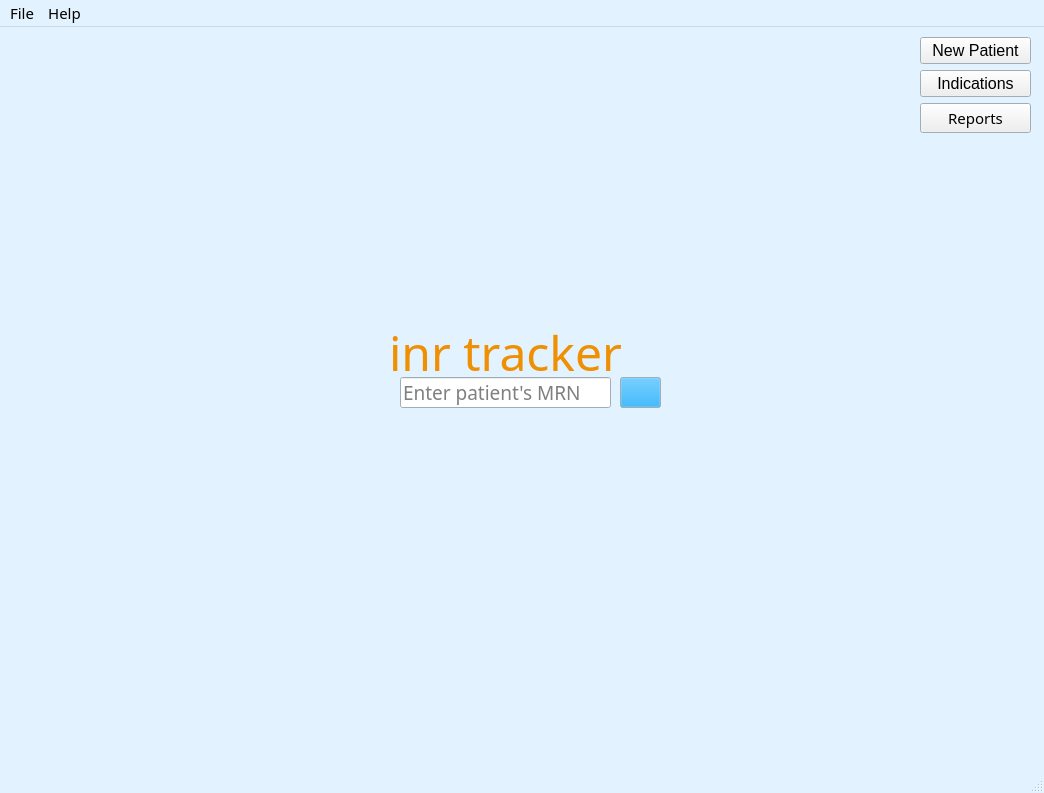
xyang-github/INR_Tracker, file uic/main_ui.ui: the form before one commit.
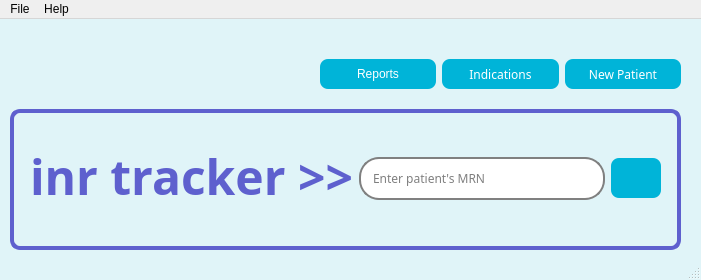
The form after the commit. Icons and pictures are not drawn.

Commit message: Changed gui for main window

Patch:
```diff
--- a/uic/main_ui.ui
+++ b/uic/main_ui.ui
@@ -6,13 +6,28 @@
    <rect>
     <x>0</x>
     <y>0</y>
-    <width>1044</width>
-    <height>793</height>
+    <width>701</width>
+    <height>280</height>
    </rect>
   </property>
+  <property name="sizePolicy">
+   <sizepolicy hsizetype="Fixed" vsizetype="Fixed">
+    <horstretch>0</horstretch>
+    <verstretch>0</verstretch>
+   </sizepolicy>
+  </property>
   <property name="palette">
    <palette>
     <active>
+     <colorrole role="WindowText">
+      <brush brushstyle="SolidPattern">
+       <color alpha="255">
+        <red>3</red>
+        <green>4</green>
+        <blue>94</blue>
+       </color>
+      </brush>
+     </colorrole>
      <colorrole role="Base">
       <brush brushstyle="SolidPattern">
        <color alpha="255">
@@ -25,14 +40,23 @@
      <colorrole role="Window">
       <brush brushstyle="SolidPattern">
        <color alpha="255">
-        <red>226</red>
-        <green>242</green>
-        <blue>255</blue>
+        <red>224</red>
+        <green>244</green>
+        <blue>248</blue>
        </color>
       </brush>
      </colorrole>
     </active>
     <inactive>
+     <colorrole role="WindowText">
+      <brush brushstyle="SolidPattern">
+       <color alpha="255">
+        <red>3</red>
+        <green>4</green>
+        <blue>94</blue>
+       </color>
+      </brush>
+     </colorrole>
      <colorrole role="Base">
       <brush brushstyle="SolidPattern">
        <color alpha="255">
@@ -45,29 +69,38 @@
      <colorrole role="Window">
       <brush brushstyle="SolidPattern">
        <color alpha="255">
-        <red>226</red>
-        <green>242</green>
-        <blue>255</blue>
+        <red>224</red>
+        <green>244</green>
+        <blue>248</blue>
        </color>
       </brush>
      </colorrole>
     </inactive>
     <disabled>
+     <colorrole role="WindowText">
+      <brush brushstyle="SolidPattern">
+       <color alpha="255">
+        <red>120</red>
+        <green>120</green>
+        <blue>120</blue>
+       </color>
+      </brush>
+     </colorrole>
      <colorrole role="Base">
       <brush brushstyle="SolidPattern">
        <color alpha="255">
-        <red>226</red>
-        <green>242</green>
-        <blue>255</blue>
+        <red>224</red>
+        <green>244</green>
+        <blue>248</blue>
        </color>
       </brush>
      </colorrole>
      <colorrole role="Window">
       <brush brushstyle="SolidPattern">
        <color alpha="255">
-        <red>226</red>
-        <green>242</green>
-        <blue>255</blue>
+        <red>224</red>
+        <green>244</green>
+        <blue>248</blue>
        </color>
       </brush>
      </colorrole>
@@ -76,50 +109,212 @@
   </property>
   <property name="font">
    <font>
-    <family>Arial Unicode MS</family>
-    <pointsize>11</pointsize>
+    <family>bodyText</family>
    </font>
   </property>
   <property name="windowTitle">
    <string>INR Tracker</string>
   </property>
+  <property name="styleSheet">
+   <string notr="true">QPushButton {
+	background-color: #00b4d8;
+	color: white;
+	border-radius: 8px;
+	font-family: &quot;Readex Pro&quot;;
+	font: 12px;
+}
+
+QPushButton::hover{
+	border: 3px solid #0077b6;
+}
+
+QLineEdit {
+	border: 2px  solid gray;
+	border-radius: 20px;
+	padding: 10px;
+	font-family:  &quot;Readex Pro&quot;;
+	font: 12px;
+
+}
+
+QLabel#lblTitle {
+	color: #5E60CE;
+	margin-bottom: 5px;
+	font-family: &quot;Righteous&quot;;
+	font-size: 48px;
+	font-weight: bold;
+}</string>
+  </property>
   <widget class="QWidget" name="centralwidget">
-   <widget class="QLabel" name="lblTitle">
+   <property name="palette">
+    <palette>
+     <active/>
+     <inactive/>
+     <disabled/>
+    </palette>
+   </property>
+   <widget class="QWidget" name="layoutWidget">
     <property name="geometry">
      <rect>
-      <x>360</x>
-      <y>300</y>
-      <width>291</width>
+      <x>320</x>
+      <y>30</y>
+      <width>361</width>
       <height>51</height>
      </rect>
     </property>
+    <layout class="QHBoxLayout" name="lytButtons">
+     <item>
+      <widget class="QPushButton" name="btnReports">
+       <property name="minimumSize">
+        <size>
+         <width>0</width>
+         <height>30</height>
+        </size>
+       </property>
+       <property name="text">
+        <string>Reports</string>
+       </property>
+       <property name="icon">
+        <iconset resource="../resource/resource.qrc">
+         <normaloff>:/icon/report.png</normaloff>:/icon/report.png</iconset>
+       </property>
+       <property name="iconSize">
+        <size>
+         <width>20</width>
+         <height>20</height>
+        </size>
+       </property>
+      </widget>
+     </item>
+     <item>
+      <widget class="QPushButton" name="btnIndications">
+       <property name="minimumSize">
+        <size>
+         <width>0</width>
+         <height>30</height>
+        </size>
+       </property>
+       <property name="font">
+        <font>
+         <family>Readex Pro</family>
+         <pointsize>-1</pointsize>
+         <weight>50</weight>
+         <italic>false</italic>
+         <bold>false</bold>
+        </font>
+       </property>
+       <property name="toolTip">
+        <string>Add, edit or delete indications</string>
+       </property>
+       <property name="statusTip">
+        <string>Update indication list</string>
+       </property>
+       <property name="styleSheet">
+        <string notr="true"/>
+       </property>
+       <property name="text">
+        <string>Indications</string>
+       </property>
+       <property name="icon">
+        <iconset resource="../resource/resource.qrc">
+         <normaloff>:/icon/add.png</normaloff>:/icon/add.png</iconset>
+       </property>
+       <property name="iconSize">
+        <size>
+         <width>20</width>
+         <height>20</height>
+        </size>
+       </property>
+       <property name="shortcut">
+        <string>Ctrl+N</string>
+       </property>
+      </widget>
+     </item>
+     <item>
+      <widget class="QPushButton" name="btnNewPatient">
+       <property name="minimumSize">
+        <size>
+         <width>0</width>
+         <height>30</height>
+        </size>
+       </property>
+       <property name="font">
+        <font>
+         <family>Readex Pro</family>
+         <pointsize>-1</pointsize>
+         <weight>50</weight>
+         <italic>false</italic>
+         <bold>false</bold>
+        </font>
+       </property>
+       <property name="toolTip">
+        <string>Create a new patient profile</string>
+       </property>
+       <property name="statusTip">
+        <string>New patient profile</string>
+       </property>
+       <property name="styleSheet">
+        <string notr="true"/>
+       </property>
+       <property name="text">
+        <string>New Patient</string>
+       </property>
+       <property name="icon">
+        <iconset resource="../resource/resource.qrc">
+         <normaloff>:/icon/add.png</normaloff>:/icon/add.png</iconset>
+       </property>
+       <property name="iconSize">
+        <size>
+         <width>25</width>
+         <height>25</height>
+        </size>
+       </property>
+       <property name="shortcut">
+        <string>Ctrl+N</string>
+       </property>
+      </widget>
+     </item>
+    </layout>
+   </widget>
+   <widget class="QWidget" name="layoutWidget">
+    <property name="geometry">
+     <rect>
+      <x>30</x>
+      <y>110</y>
+      <width>631</width>
+      <height>99</height>
+     </rect>
+    </property>
+    <layout class="QHBoxLayout" name="lytMiddle">
+     <item>
+      <widget class="QLabel" name="lblTitle">
     <property name="palette">
      <palette>
       <active>
        <colorrole role="WindowText">
         <brush brushstyle="SolidPattern">
          <color alpha="255">
-          <red>238</red>
-          <green>144</green>
-          <blue>2</blue>
+             <red>94</red>
+             <green>96</green>
+             <blue>206</blue>
          </color>
         </brush>
        </colorrole>
        <colorrole role="Text">
         <brush brushstyle="SolidPattern">
          <color alpha="255">
-          <red>238</red>
-          <green>144</green>
-          <blue>2</blue>
+             <red>94</red>
+             <green>96</green>
+             <blue>206</blue>
          </color>
         </brush>
        </colorrole>
-       <colorrole role="PlaceholderText">
-        <brush brushstyle="NoBrush">
-         <color alpha="128">
-          <red>238</red>
-          <green>144</green>
-          <blue>2</blue>
+          <colorrole role="ButtonText">
+           <brush brushstyle="SolidPattern">
+            <color alpha="255">
+             <red>94</red>
+             <green>96</green>
+             <blue>206</blue>
          </color>
         </brush>
        </colorrole>
@@ -128,27 +323,27 @@
        <colorrole role="WindowText">
         <brush brushstyle="SolidPattern">
          <color alpha="255">
-          <red>238</red>
-          <green>144</green>
-          <blue>2</blue>
+             <red>94</red>
+             <green>96</green>
+             <blue>206</blue>
          </color>
         </brush>
        </colorrole>
        <colorrole role="Text">
         <brush brushstyle="SolidPattern">
          <color alpha="255">
-          <red>238</red>
-          <green>144</green>
-          <blue>2</blue>
+             <red>94</red>
+             <green>96</green>
+             <blue>206</blue>
          </color>
         </brush>
        </colorrole>
-       <colorrole role="PlaceholderText">
-        <brush brushstyle="NoBrush">
-         <color alpha="128">
-          <red>238</red>
-          <green>144</green>
-          <blue>2</blue>
+          <colorrole role="ButtonText">
+           <brush brushstyle="SolidPattern">
+            <color alpha="255">
+             <red>94</red>
+             <green>96</green>
+             <blue>206</blue>
          </color>
         </brush>
        </colorrole>
@@ -157,27 +352,27 @@
        <colorrole role="WindowText">
         <brush brushstyle="SolidPattern">
          <color alpha="255">
-          <red>120</red>
-          <green>120</green>
-          <blue>120</blue>
+             <red>94</red>
+             <green>96</green>
+             <blue>206</blue>
          </color>
         </brush>
        </colorrole>
        <colorrole role="Text">
         <brush brushstyle="SolidPattern">
          <color alpha="255">
-          <red>120</red>
-          <green>120</green>
-          <blue>120</blue>
+             <red>94</red>
+             <green>96</green>
+             <blue>206</blue>
          </color>
         </brush>
        </colorrole>
-       <colorrole role="PlaceholderText">
-        <brush brushstyle="NoBrush">
-         <color alpha="128">
-          <red>238</red>
-          <green>144</green>
-          <blue>2</blue>
+          <colorrole role="ButtonText">
+           <brush brushstyle="SolidPattern">
+            <color alpha="255">
+             <red>94</red>
+             <green>96</green>
+             <blue>206</blue>
          </color>
         </brush>
        </colorrole>
@@ -186,30 +381,32 @@
     </property>
     <property name="font">
      <font>
-      <family>Bauhaus 93</family>
-      <pointsize>36</pointsize>
-     </font>
-    </property>
+         <family>Righteous</family>
+         <pointsize>-1</pointsize>
+         <weight>75</weight>
+         <bold>true</bold>
+        </font>
+       </property>
+       <property name="styleSheet">
+        <string notr="true"/>
+       </property>
     <property name="text">
-     <string>inr tracker</string>
+        <string>inr tracker &gt;&gt;</string>
     </property>
     <property name="alignment">
      <set>Qt::AlignCenter</set>
     </property>
    </widget>
+     </item>
+     <item>
    <widget class="QLineEdit" name="ledMRN">
-    <property name="geometry">
-     <rect>
-      <x>400</x>
-      <y>350</y>
-      <width>211</width>
-      <height>31</height>
-     </rect>
-    </property>
     <property name="font">
      <font>
-      <family>Arial Unicode MS</family>
-      <pointsize>14</pointsize>
+         <family>Readex Pro</family>
+         <pointsize>-1</pointsize>
+         <weight>50</weight>
+         <italic>false</italic>
+         <bold>false</bold>
      </font>
     </property>
     <property name="toolTip">
@@ -224,50 +421,194 @@
     <property name="echoMode">
      <enum>QLineEdit::Password</enum>
     </property>
+       <property name="alignment">
+        <set>Qt::AlignLeading|Qt::AlignLeft|Qt::AlignVCenter</set>
+       </property>
     <property name="placeholderText">
      <string>Enter patient's MRN</string>
     </property>
    </widget>
+     </item>
+     <item>
    <widget class="QPushButton" name="btnSearch">
-    <property name="geometry">
-     <rect>
-      <x>620</x>
-      <y>350</y>
-      <width>41</width>
-      <height>31</height>
-     </rect>
+       <property name="sizePolicy">
+        <sizepolicy hsizetype="Fixed" vsizetype="Fixed">
+         <horstretch>0</horstretch>
+         <verstretch>0</verstretch>
+        </sizepolicy>
+       </property>
+       <property name="minimumSize">
+        <size>
+         <width>50</width>
+         <height>40</height>
+        </size>
     </property>
     <property name="palette">
      <palette>
       <active>
+          <colorrole role="WindowText">
+           <brush brushstyle="SolidPattern">
+            <color alpha="255">
+             <red>255</red>
+             <green>255</green>
+             <blue>255</blue>
+            </color>
+           </brush>
+          </colorrole>
        <colorrole role="Button">
         <brush brushstyle="SolidPattern">
          <color alpha="255">
-          <red>2</red>
-          <green>154</green>
-          <blue>238</blue>
+             <red>0</red>
+             <green>180</green>
+             <blue>216</blue>
+            </color>
+           </brush>
+          </colorrole>
+          <colorrole role="Text">
+           <brush brushstyle="SolidPattern">
+            <color alpha="255">
+             <red>255</red>
+             <green>255</green>
+             <blue>255</blue>
+            </color>
+           </brush>
+          </colorrole>
+          <colorrole role="ButtonText">
+           <brush brushstyle="SolidPattern">
+            <color alpha="255">
+             <red>255</red>
+             <green>255</green>
+             <blue>255</blue>
+            </color>
+           </brush>
+          </colorrole>
+          <colorrole role="Base">
+           <brush brushstyle="SolidPattern">
+            <color alpha="255">
+             <red>0</red>
+             <green>180</green>
+             <blue>216</blue>
+            </color>
+           </brush>
+          </colorrole>
+          <colorrole role="Window">
+           <brush brushstyle="SolidPattern">
+            <color alpha="255">
+             <red>0</red>
+             <green>180</green>
+             <blue>216</blue>
          </color>
         </brush>
        </colorrole>
       </active>
       <inactive>
+          <colorrole role="WindowText">
+           <brush brushstyle="SolidPattern">
+            <color alpha="255">
+             <red>255</red>
+             <green>255</green>
+             <blue>255</blue>
+            </color>
+           </brush>
+          </colorrole>
        <colorrole role="Button">
         <brush brushstyle="SolidPattern">
          <color alpha="255">
-          <red>2</red>
-          <green>154</green>
-          <blue>238</blue>
+             <red>0</red>
+             <green>180</green>
+             <blue>216</blue>
+            </color>
+           </brush>
+          </colorrole>
+          <colorrole role="Text">
+           <brush brushstyle="SolidPattern">
+            <color alpha="255">
+             <red>255</red>
+             <green>255</green>
+             <blue>255</blue>
+            </color>
+           </brush>
+          </colorrole>
+          <colorrole role="ButtonText">
+           <brush brushstyle="SolidPattern">
+            <color alpha="255">
+             <red>255</red>
+             <green>255</green>
+             <blue>255</blue>
+            </color>
+           </brush>
+          </colorrole>
+          <colorrole role="Base">
+           <brush brushstyle="SolidPattern">
+            <color alpha="255">
+             <red>0</red>
+             <green>180</green>
+             <blue>216</blue>
+            </color>
+           </brush>
+          </colorrole>
+          <colorrole role="Window">
+           <brush brushstyle="SolidPattern">
+            <color alpha="255">
+             <red>0</red>
+             <green>180</green>
+             <blue>216</blue>
          </color>
         </brush>
        </colorrole>
       </inactive>
       <disabled>
+          <colorrole role="WindowText">
+           <brush brushstyle="SolidPattern">
+            <color alpha="255">
+             <red>255</red>
+             <green>255</green>
+             <blue>255</blue>
+            </color>
+           </brush>
+          </colorrole>
        <colorrole role="Button">
         <brush brushstyle="SolidPattern">
          <color alpha="255">
-          <red>2</red>
-          <green>154</green>
-          <blue>238</blue>
+             <red>0</red>
+             <green>180</green>
+             <blue>216</blue>
+            </color>
+           </brush>
+          </colorrole>
+          <colorrole role="Text">
+           <brush brushstyle="SolidPattern">
+            <color alpha="255">
+             <red>255</red>
+             <green>255</green>
+             <blue>255</blue>
+            </color>
+           </brush>
+          </colorrole>
+          <colorrole role="ButtonText">
+           <brush brushstyle="SolidPattern">
+            <color alpha="255">
+             <red>255</red>
+             <green>255</green>
+             <blue>255</blue>
+            </color>
+           </brush>
+          </colorrole>
+          <colorrole role="Base">
+           <brush brushstyle="SolidPattern">
+            <color alpha="255">
+             <red>0</red>
+             <green>180</green>
+             <blue>216</blue>
+            </color>
+           </brush>
+          </colorrole>
+          <colorrole role="Window">
+           <brush brushstyle="SolidPattern">
+            <color alpha="255">
+             <red>0</red>
+             <green>180</green>
+             <blue>216</blue>
          </color>
         </brush>
        </colorrole>
@@ -276,8 +617,11 @@
     </property>
     <property name="font">
      <font>
-      <family>Arial Unicode MS</family>
-      <pointsize>12</pointsize>
+         <family>Readex Pro</family>
+         <pointsize>-1</pointsize>
+         <weight>50</weight>
+         <italic>false</italic>
+         <bold>false</bold>
      </font>
     </property>
     <property name="toolTip">
@@ -286,106 +630,54 @@
     <property name="statusTip">
      <string>Search patient profile</string>
     </property>
+       <property name="styleSheet">
+        <string notr="true"/>
+       </property>
     <property name="text">
      <string/>
     </property>
     <property name="icon">
-     <iconset>
-      <normaloff>../img/outline_search_black_24dp.png</normaloff>../img/outline_search_black_24dp.png</iconset>
+        <iconset resource="../resource/resource.qrc">
+         <normaloff>:/icon/search.png</normaloff>:/icon/search.png</iconset>
+       </property>
+       <property name="iconSize">
+        <size>
+         <width>24</width>
+         <height>24</height>
+        </size>
     </property>
     <property name="shortcut">
      <string>Return</string>
     </property>
-   </widget>
-   <widget class="QWidget" name="">
+       <property name="flat">
+        <bool>false</bool>
+       </property>
+      </widget>
+     </item>
+    </layout>
+   </widget>
+   <widget class="QLabel" name="lblColor">
     <property name="geometry">
      <rect>
-      <x>920</x>
-      <y>10</y>
-      <width>111</width>
-      <height>96</height>
+      <x>10</x>
+      <y>90</y>
+      <width>671</width>
+      <height>141</height>
      </rect>
     </property>
-    <layout class="QVBoxLayout" name="lytButtons">
-     <item>
-      <widget class="QPushButton" name="btnNewPatient">
-       <property name="font">
-        <font>
-         <family>MS Shell Dlg 2</family>
-         <pointsize>12</pointsize>
-        </font>
-       </property>
-       <property name="toolTip">
-        <string>Create a new patient profile</string>
-       </property>
-       <property name="statusTip">
-        <string>New patient profile</string>
-       </property>
        <property name="styleSheet">
-        <string notr="true"/>
+     <string notr="true">QLabel#lblColor {
+	border: 4px solid #5E60CE;
+	border-radius: 10px;
+}</string>
        </property>
        <property name="text">
-        <string>New Patient</string>
-       </property>
-       <property name="icon">
-        <iconset>
-         <normaloff>../img/outline_add_circle_black_24dp.png</normaloff>../img/outline_add_circle_black_24dp.png</iconset>
-       </property>
-       <property name="iconSize">
-        <size>
-         <width>13</width>
-         <height>13</height>
-        </size>
-       </property>
-       <property name="shortcut">
-        <string>Ctrl+N</string>
-       </property>
-      </widget>
-     </item>
-     <item>
-      <widget class="QPushButton" name="btnIndications">
-       <property name="font">
-        <font>
-         <family>MS Shell Dlg 2</family>
-         <pointsize>12</pointsize>
-        </font>
-       </property>
-       <property name="toolTip">
-        <string>Add, edit or delete indications</string>
-       </property>
-       <property name="statusTip">
-        <string>Update indication list</string>
-       </property>
-       <property name="styleSheet">
-        <string notr="true"/>
-       </property>
-       <property name="text">
-        <string>Indications</string>
-       </property>
-       <property name="icon">
-        <iconset>
-         <normaloff>../img/outline_add_circle_black_24dp.png</normaloff>../img/outline_add_circle_black_24dp.png</iconset>
-       </property>
-       <property name="iconSize">
-        <size>
-         <width>13</width>
-         <height>13</height>
-        </size>
-       </property>
-       <property name="shortcut">
-        <string>Ctrl+N</string>
-       </property>
-      </widget>
-     </item>
-     <item>
-      <widget class="QPushButton" name="btnReports">
-       <property name="text">
-        <string>Reports</string>
-       </property>
-      </widget>
-     </item>
-    </layout>
-   </widget>
+     <string/>
+    </property>
+   </widget>
+   <zorder>lblColor</zorder>
+   <zorder>layoutWidget</zorder>
+   <zorder>layoutWidget</zorder>
   </widget>
   <widget class="QStatusBar" name="statusbar"/>
   <widget class="QMenuBar" name="menuBar">
@@ -393,8 +685,8 @@
     <rect>
      <x>0</x>
      <y>0</y>
-     <width>1044</width>
-     <height>26</height>
+     <width>701</width>
+     <height>21</height>
     </rect>
    </property>
    <widget class="QMenu" name="menuFile">
```
Left out of the diff: 4 changed lines with no effect on the pictures. Lines whose indentation alone changed are shown as unchanged. The commit also changes 2 other files.
